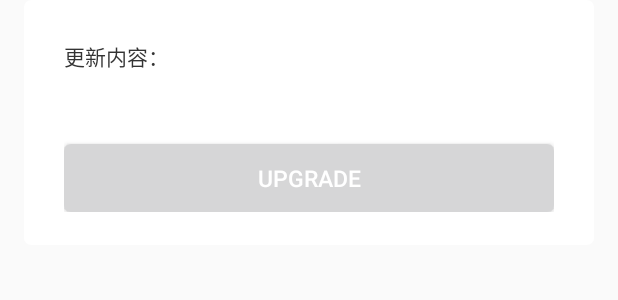
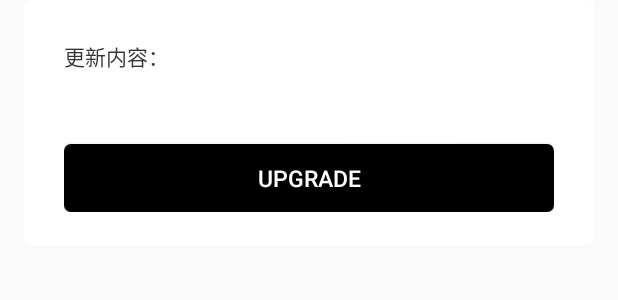
Before and after one commit to xwdz/QuietVersion, an Android app: the layout quiet_version_activity_note_layout.xml on its own in the app's theme, with its tools: preview values and no code run, on a phone screen of 412 x 824 dp. Shown: the top 300 px of the screen. Run offline under Robolectric (Android 15) with nearby library versions, the phone set to English and light mode, and no system bars.

Commit message:
Update README

```diff
--- a/app/src/main/res/values/colors.xml
+++ b/app/src/main/res/values/colors.xml
@@ -4,4 +4,9 @@
     <color name="colorPrimaryDark">#303F9F</color>
     <color name="colorAccent">#FF4081</color>
 
+    <color name="quiet_version_button_theme">#FF000000</color>
+    <color name="quiet_version_download_file_size">#FF000000</color>
+    <color name="quiet_version_progress_background">#FF000000</color>
+    <color name="quiet_version_progress">#FF000000</color>
+
 </resources>
--- a/lib/build.gradle
+++ b/lib/build.gradle
@@ -7,7 +7,7 @@ android {
 
 
     defaultConfig {
-        minSdkVersion 19
+        minSdkVersion 16
         targetSdkVersion 27
         versionCode 1
         versionName "1.0"
--- a/lib/src/main/res/drawable/quiet_version_shape_color_normal.xml
+++ b/lib/src/main/res/drawable/quiet_version_shape_color_normal.xml
@@ -3,6 +3,6 @@
 
     <corners android:radius="2pt"/>
 
-    <solid android:color="@color/version_theme"/>
+    <solid android:color="@color/quiet_version_button_theme"/>
 
 </shape>
--- a/lib/src/main/res/drawable/quiet_version_shape_color_pressed.xml
+++ b/lib/src/main/res/drawable/quiet_version_shape_color_pressed.xml
@@ -3,6 +3,6 @@
 
     <corners android:radius="2pt"/>
 
-    <solid android:color="@color/version_theme"/>
+    <solid android:color="@color/quiet_version_button_theme"/>
 
 </shape>
--- a/lib/src/main/res/drawable/quiet_version_shape_left_right.xml
+++ b/lib/src/main/res/drawable/quiet_version_shape_left_right.xml
@@ -4,6 +4,6 @@
     <corners android:topLeftRadius="2pt"
         android:topRightRadius="2pt"/>
 
-    <solid android:color="@color/version_theme"/>
+    <solid android:color="@color/quiet_version_button_theme"/>
 
 </shape>
```
Also changed, not shown: 1 other file.
